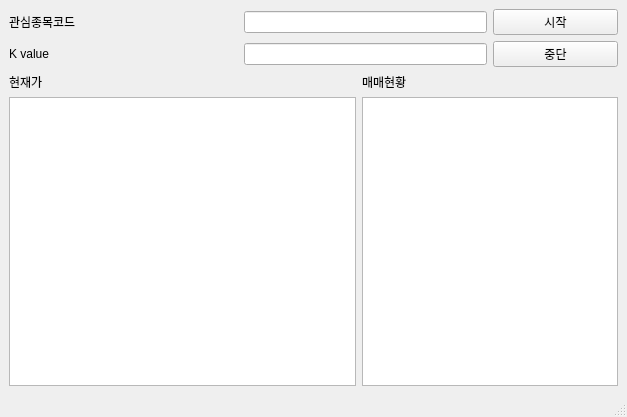
Before: the Qt Designer form auto_trading/gui.ui in Develop-KIM/autotrade, drawn with Qt 5.
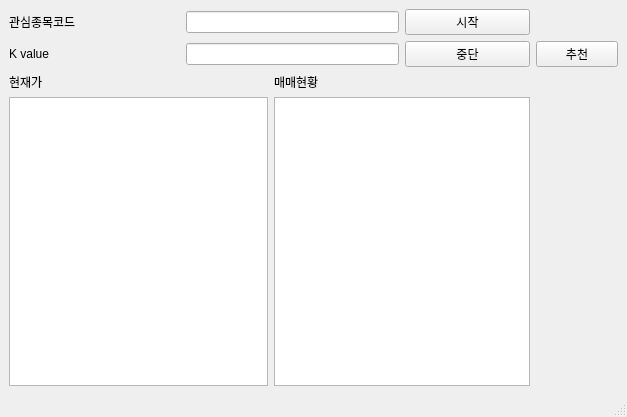
After: the same form once the commit is applied.

Diff of the .ui file:
```diff
--- a/auto_trading/gui.ui
+++ b/auto_trading/gui.ui
@@ -60,6 +60,13 @@
       </property>
      </widget>
     </item>
+    <item row="1" column="5">
+     <widget class="QPushButton" name="button_recommend">
+      <property name="text">
+       <string>추천</string>
+      </property>
+     </widget>
+    </item>
     <item row="3" column="0" colspan="3">
      <widget class="QTextBrowser" name="textboard"/>
     </item>
```
